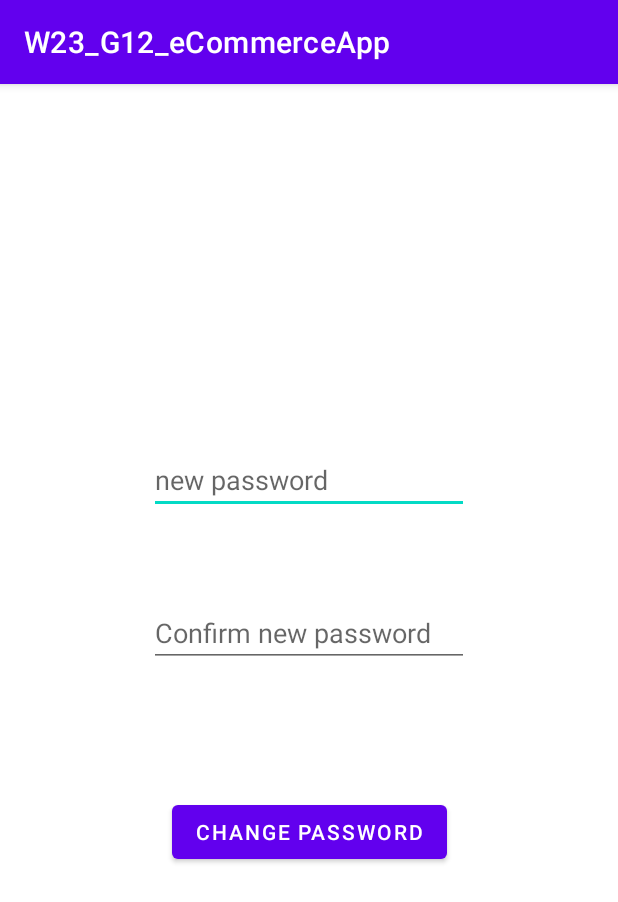
After one commit to Jmreyes10/W23_G12_VanCart, an Android app: the ResetActivity screen opened directly, with no data from a screen before it, on a phone screen of 412 x 824 dp. The commit adds this screen. Shown: the top 902 px of the screen. Run offline under Robolectric (Android 15) with nearby library versions, the phone set to English and light mode, and no system bars.

Commit message:
forgot password implemented

```diff
--- /dev/null
+++ b/app/src/main/java/com/example/w23_g12_ecommerceapp/ResetActivity.java
@@ -0,0 +1,60 @@
+package com.example.w23_g12_ecommerceapp;
+
+import androidx.appcompat.app.AppCompatActivity;
+
+import android.content.Intent;
+import android.os.Bundle;
+import android.view.View;
+import android.widget.Button;
+import android.widget.EditText;
+import android.widget.TextView;
+import android.widget.Toast;
+
+public class ResetActivity extends AppCompatActivity {
+
+    TextView txtViewReset;
+    EditText txtpassword;
+    EditText txtComfirm_password;
+    Button btnChange_Password;
+    DBHelper DB;
+
+    @Override
+    protected void onCreate(Bundle savedInstanceState) {
+        super.onCreate(savedInstanceState);
+        setContentView(R.layout.activity_reset);
+
+        txtViewReset=findViewById(R.id.txtViewReset);
+        txtpassword=findViewById(R.id.txtpassword);
+        txtComfirm_password=findViewById(R.id.txtComfirm_password);
+        btnChange_Password=findViewById(R.id.btnChange_Password);
+        Intent intent=getIntent();
+        txtViewReset.setText(intent.getStringExtra("username"));
+        DB=new DBHelper(this);
+
+        btnChange_Password.setOnClickListener(new View.OnClickListener() {
+            @Override
+            public void onClick(View v) {
+
+                String user = txtViewReset.getText().toString();
+                String password = txtpassword.getText().toString();
+                String compassword = txtComfirm_password.getText().toString();
+
+                if (password.equals(compassword)) {
+
+
+                    Boolean checkpasswordupdate = DB.updatepassword(user, password);
+                    if (checkpasswordupdate == true) {
+                        Intent intent = new Intent(getApplicationContext(), LoginNewActivity.class);
+                        startActivity(intent);
+                        Toast.makeText(ResetActivity.this, "Password updated successfully", Toast.LENGTH_SHORT).show();
+                    } else {
+                        Toast.makeText(ResetActivity.this, "Password not updated successfully", Toast.LENGTH_SHORT).show();
+                    }
+                    Toast.makeText(ResetActivity.this, "Passwords do not match", Toast.LENGTH_SHORT).show();
+                }
+            }
+        });
+
+
+    }
+}
--- /dev/null
+++ b/app/src/main/res/layout/activity_reset.xml
@@ -0,0 +1,56 @@
+<?xml version="1.0" encoding="utf-8"?>
+<androidx.constraintlayout.widget.ConstraintLayout xmlns:android="http://schemas.android.com/apk/res/android"
+    xmlns:app="http://schemas.android.com/apk/res-auto"
+    xmlns:tools="http://schemas.android.com/tools"
+    android:layout_width="match_parent"
+    android:layout_height="match_parent"
+    tools:context=".ResetActivity">
+
+    <TextView
+        android:id="@+id/txtViewReset"
+        android:layout_width="wrap_content"
+        android:layout_height="wrap_content"
+        android:text="Enter New Password"
+        app:layout_constraintBottom_toBottomOf="parent"
+        app:layout_constraintEnd_toEndOf="parent"
+        app:layout_constraintStart_toStartOf="parent"
+        app:layout_constraintTop_toTopOf="parent"
+        app:layout_constraintVertical_bias="0.19999999" />
+
+    <EditText
+        android:id="@+id/txtpassword"
+        android:layout_width="wrap_content"
+        android:layout_height="wrap_content"
+        android:ems="10"
+        android:hint="new password"
+        android:inputType="textPersonName"
+        app:layout_constraintBottom_toBottomOf="parent"
+        app:layout_constraintEnd_toEndOf="parent"
+        app:layout_constraintStart_toStartOf="parent"
+        app:layout_constraintTop_toBottomOf="@+id/txtViewReset"
+        app:layout_constraintVertical_bias="0.13" />
+
+    <EditText
+        android:id="@+id/txtComfirm_password"
+        android:layout_width="wrap_content"
+        android:layout_height="wrap_content"
+        android:ems="10"
+        android:hint="Confirm new password"
+        android:inputType="textPersonName"
+        app:layout_constraintBottom_toBottomOf="parent"
+        app:layout_constraintEnd_toEndOf="parent"
+        app:layout_constraintStart_toStartOf="parent"
+        app:layout_constraintTop_toBottomOf="@+id/txtpassword"
+        app:layout_constraintVertical_bias="0.13" />
+
+    <Button
+        android:id="@+id/btnChange_Password"
+        android:layout_width="wrap_content"
+        android:layout_height="wrap_content"
+        android:text="@string/btn_changePassword"
+        app:layout_constraintBottom_toBottomOf="parent"
+        app:layout_constraintEnd_toEndOf="parent"
+        app:layout_constraintStart_toStartOf="parent"
+        app:layout_constraintTop_toBottomOf="@+id/txtComfirm_password"
+        app:layout_constraintVertical_bias="0.26" />
+</androidx.constraintlayout.widget.ConstraintLayout>
--- a/app/src/main/res/values/strings.xml
+++ b/app/src/main/res/values/strings.xml
@@ -24,5 +24,8 @@
     <string name="txtLogin">Existing user! Go to Login page</string>
     <string name="txtSignUp">Login</string>
     <string name="txtRegister">Register</string>
+    <string name="txtForgotPassword">Forgot Password</string>
+    <string name="btn_changePassword">Change Password</string>
+    <string name="Change_password">Change Password</string>
 
 </resources>
```
Also changed, not shown: app/src/main/AndroidManifest.xml (+14 -0 lines), app/src/main/java/com/example/w23_g12_ecommerceapp/DBHelper.java (+10 -0 lines), app/src/main/java/com/example/w23_g12_ecommerceapp/ForgotActivity.java (added, +42 -0 lines), app/src/main/java/com/example/w23_g12_ecommerceapp/LoginNewActivity.java (+11 -0 lines), app/src/main/res/layout/activity_forgot.xml (added, +43 -0 lines), app/src/main/res/layout/activity_login_new.xml (+12 -0 lines).
